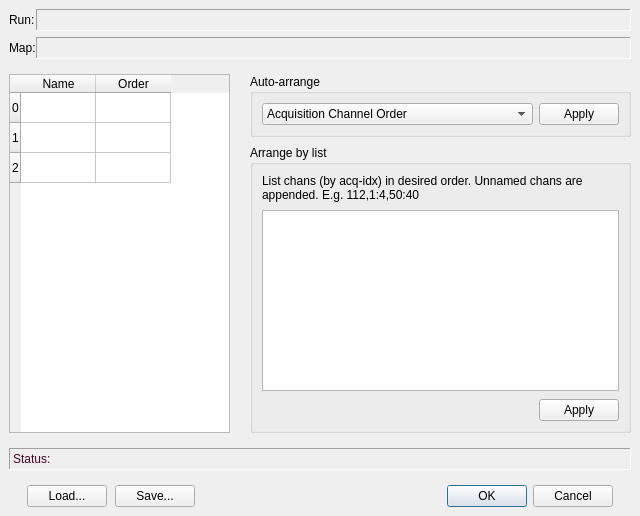
Before: the Qt Designer form Forms/ChanMapping.ui in billkarsh/SpikeGLX, drawn with Qt 5.
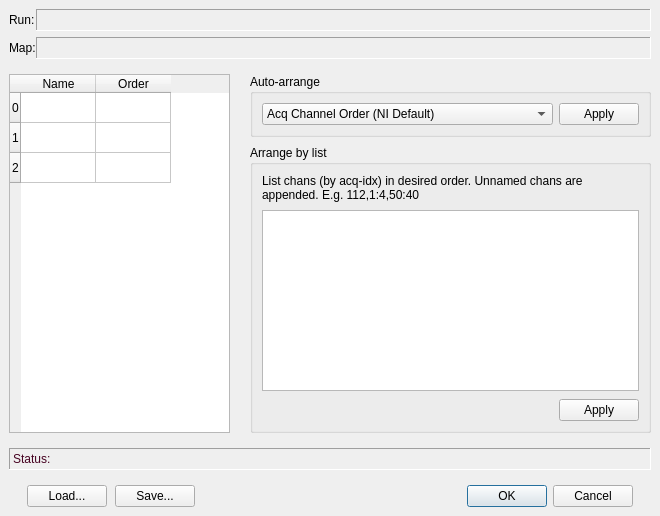
After: the same form once the commit is applied.

The edit to the form file:
```diff
--- a/Forms/ChanMapping.ui
+++ b/Forms/ChanMapping.ui
@@ -9,13 +9,13 @@
    <rect>
     <x>0</x>
     <y>0</y>
-    <width>640</width>
+    <width>660</width>
     <height>516</height>
    </rect>
   </property>
   <property name="minimumSize">
    <size>
-    <width>640</width>
+    <width>660</width>
     <height>490</height>
    </size>
   </property>
@@ -140,7 +140,7 @@
           </property>
           <item>
            <property name="text">
-            <string>Acquisition Channel Order</string>
+            <string>Acq Channel Order (NI Default)</string>
            </property>
           </item>
           <item>
```
Left out of the diff: 4 changed lines with no effect on the pictures.
